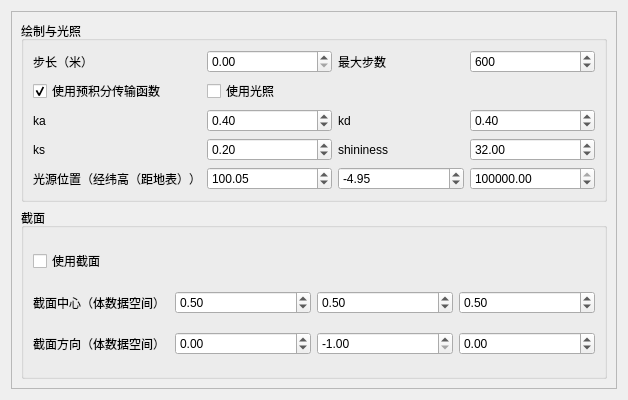
Old version of the form vis4earth/scalar_viser/dvr.ui in the repository junjiangyue/vis-on-earth-qt-osg.
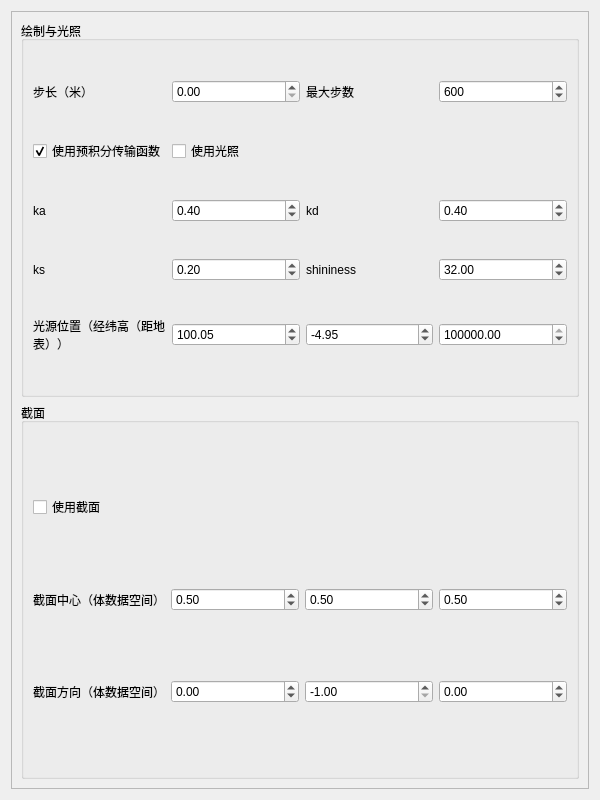
New version of the form.

The edit to the form file:
```diff
--- a/vis4earth/scalar_viser/dvr.ui
+++ b/vis4earth/scalar_viser/dvr.ui
@@ -6,8 +6,8 @@
    <rect>
     <x>0</x>
     <y>0</y>
-    <width>628</width>
-    <height>400</height>
+    <width>600</width>
+    <height>800</height>
    </rect>
   </property>
   <property name="sizePolicy">
@@ -42,10 +42,16 @@
        <rect>
         <x>0</x>
         <y>0</y>
-        <width>614</width>
-        <height>386</height>
+        <width>586</width>
+        <height>786</height>
        </rect>
       </property>
+      <property name="sizePolicy">
+       <sizepolicy hsizetype="Preferred" vsizetype="Preferred">
+        <horstretch>0</horstretch>
+        <verstretch>0</verstretch>
+       </sizepolicy>
+      </property>
       <layout class="QVBoxLayout" name="verticalLayout_2">
        <item>
         <widget class="QGroupBox" name="groupBox">
@@ -64,6 +70,9 @@
             <property name="text">
              <string>光源位置（经纬高（距地表））</string>
             </property>
+            <property name="wordWrap">
+             <bool>true</bool>
+            </property>
            </widget>
           </item>
           <item row="4" column="3">
@@ -77,6 +86,9 @@
             <property name="text">
              <string>shininess</string>
             </property>
+            <property name="wordWrap">
+             <bool>true</bool>
+            </property>
            </widget>
           </item>
           <item row="1" column="3">
@@ -90,6 +102,9 @@
             <property name="text">
              <string>最大步数</string>
             </property>
+            <property name="wordWrap">
+             <bool>true</bool>
+            </property>
            </widget>
           </item>
           <item row="2" column="0">
@@ -113,6 +128,9 @@
             <property name="text">
              <string>kd</string>
             </property>
+            <property name="wordWrap">
+             <bool>true</bool>
+            </property>
            </widget>
           </item>
           <item row="2" column="1">
@@ -153,6 +171,9 @@
             <property name="text">
              <string>ks</string>
             </property>
+            <property name="wordWrap">
+             <bool>true</bool>
+            </property>
            </widget>
           </item>
           <item row="1" column="0">
@@ -166,6 +187,9 @@
             <property name="text">
              <string>步长（米）</string>
             </property>
+            <property name="wordWrap">
+             <bool>true</bool>
+            </property>
            </widget>
           </item>
           <item row="1" column="1">
@@ -215,6 +239,9 @@
             <property name="text">
              <string>ka</string>
             </property>
+            <property name="wordWrap">
+             <bool>true</bool>
+            </property>
            </widget>
           </item>
           <item row="3" column="1">
@@ -277,6 +304,9 @@
             <property name="text">
              <string>截面方向（体数据空间）</string>
             </property>
+            <property name="wordWrap">
+             <bool>true</bool>
+            </property>
            </widget>
           </item>
           <item row="0" column="0">
@@ -291,6 +321,9 @@
             <property name="text">
              <string>截面中心（体数据空间）</string>
             </property>
+            <property name="wordWrap">
+             <bool>true</bool>
+            </property>
            </widget>
           </item>
           <item row="2" column="2">
```
